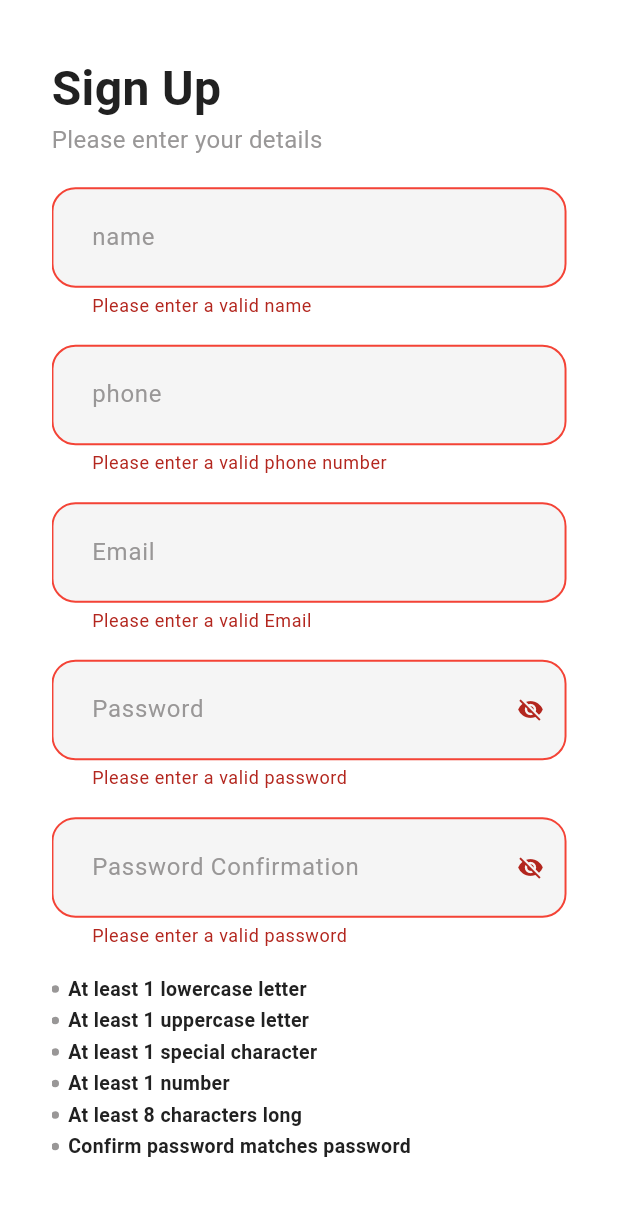
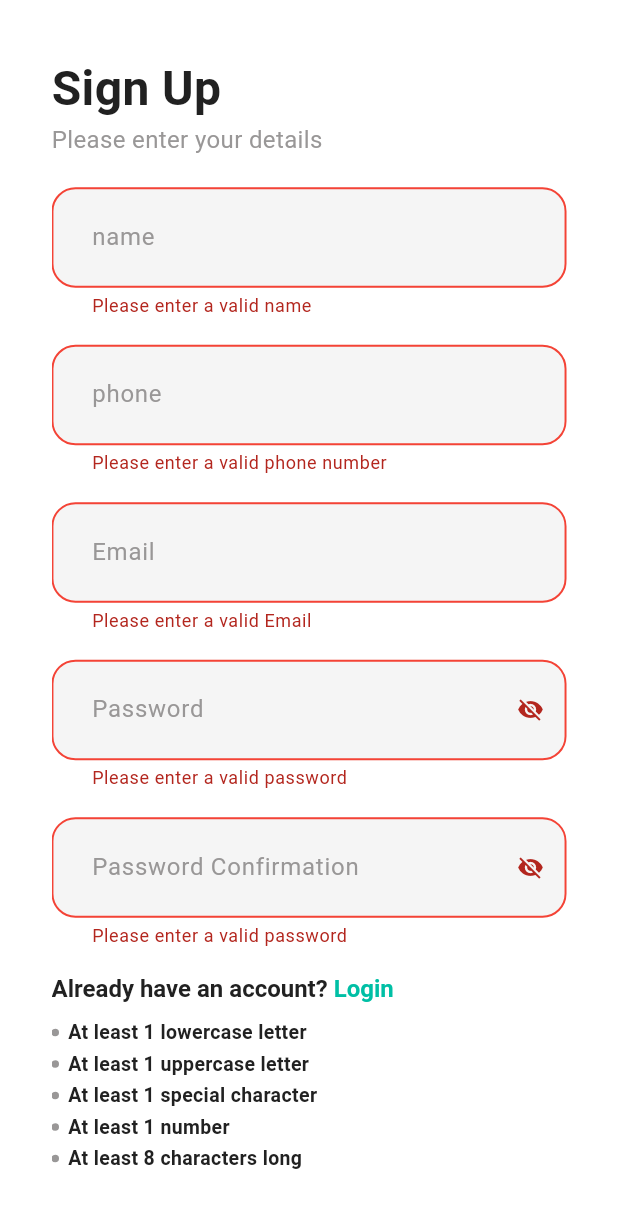
Before and after one commit to shroida/E-Commerce-app, a Flutter app: the screen it shows after launch, after a tap on "Login", on a phone screen of 412 x 824 dp. Shown: the top 1208 px of the screen. Run offline on Flutter 3.47's test engine with Material 3 defaults, Android fonts, the phone set to English and light mode, and no system bars; our stand-ins replace animated_text_kit, awesome_dialog, dio, flutter_bloc, flutter_screenutil, flutter_secure_storage and 6 more; generated files the repository leaves out were written again.

Commit message:
create already have an account widget to navigate to login screen

```diff
--- a/lib/core/theming/app_styles.dart
+++ b/lib/core/theming/app_styles.dart
@@ -14,4 +14,6 @@ class AppStyles {
       fontSize: 13, fontWeight: FontWeight.w700, color: ColorsManager.accentColor);
   static TextStyle white16SemiBold = const TextStyle(
       fontSize: 16, fontWeight: FontWeight.w700, color: ColorsManager.cardColor);
+  static TextStyle success13SemiBold = const TextStyle(
+      fontSize: 16, fontWeight: FontWeight.w700, color: ColorsManager.secondaryColor);
 }
--- /dev/null
+++ b/lib/features/register/ui/widgets/already_have_account.dart
@@ -0,0 +1,33 @@
+import 'package:e_commerce_app/core/theming/app_styles.dart';
+import 'package:flutter/gestures.dart';
+import 'package:flutter/material.dart';
+import 'package:go_router/go_router.dart';
+
+import '../../../../core/routing/routes.dart';
+
+class AlreadyHaveAccountText extends StatelessWidget {
+  const AlreadyHaveAccountText({super.key});
+
+  @override
+  Widget build(BuildContext context) {
+    return RichText(
+      textAlign: TextAlign.center,
+      text: TextSpan(
+        children: [
+          TextSpan(
+            text: 'Already have an account?',
+            style: AppStyles.black16SemiBold,
+          ),
+          TextSpan(
+            text: ' Login',
+            style: AppStyles.success13SemiBold,
+            recognizer: TapGestureRecognizer()
+              ..onTap = () {
+                context.pushReplacement(Routes.loginScreen);
+              },
+          ),
+        ],
+      ),
+    );
+  }
+}
--- a/lib/features/register/ui/widgets/register_form.dart
+++ b/lib/features/register/ui/widgets/register_form.dart
@@ -2,6 +2,7 @@ import 'package:e_commerce_app/core/helper/app_regex.dart';
 import 'package:e_commerce_app/core/widgets/app_text_form_field.dart';
 import 'package:e_commerce_app/core/widgets/passwords_validations.dart';
 import 'package:e_commerce_app/features/register/logic/signup_cubit.dart';
+import 'package:e_commerce_app/features/register/ui/widgets/already_have_account.dart';
 import 'package:flutter/material.dart';
 import 'package:flutter_bloc/flutter_bloc.dart';
 
@@ -71,6 +72,7 @@ class _RegisterFormState extends State<RegisterForm> {
     return Form(
       key: context.read<SignupCubit>().formKey,
       child: Column(
+        crossAxisAlignment: CrossAxisAlignment.start,
         children: [
           AppTextFormField(
             hintText: 'name',
@@ -153,6 +155,8 @@ class _RegisterFormState extends State<RegisterForm> {
             },
           ),
           const SizedBox(height: 18),
+          AlreadyHaveAccountText(),
+          const SizedBox(height: 10),
           PasswordValidations(
             hasLowerCase: hasLowercase,
             hasMinLength: hasMinLength,
```
